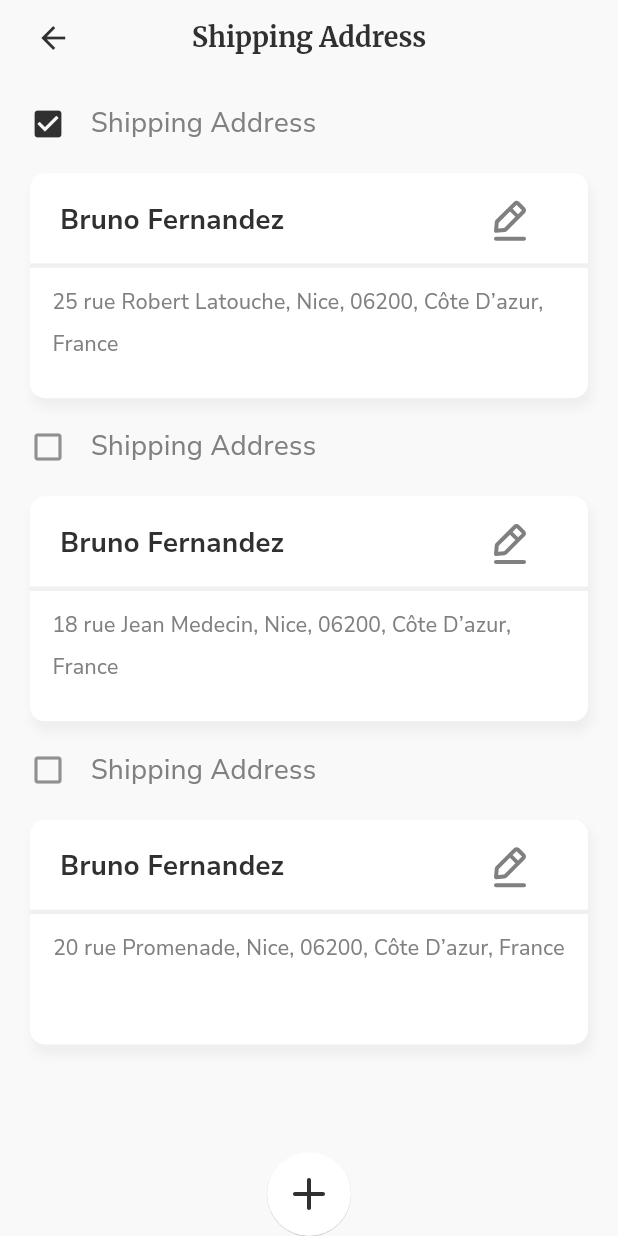
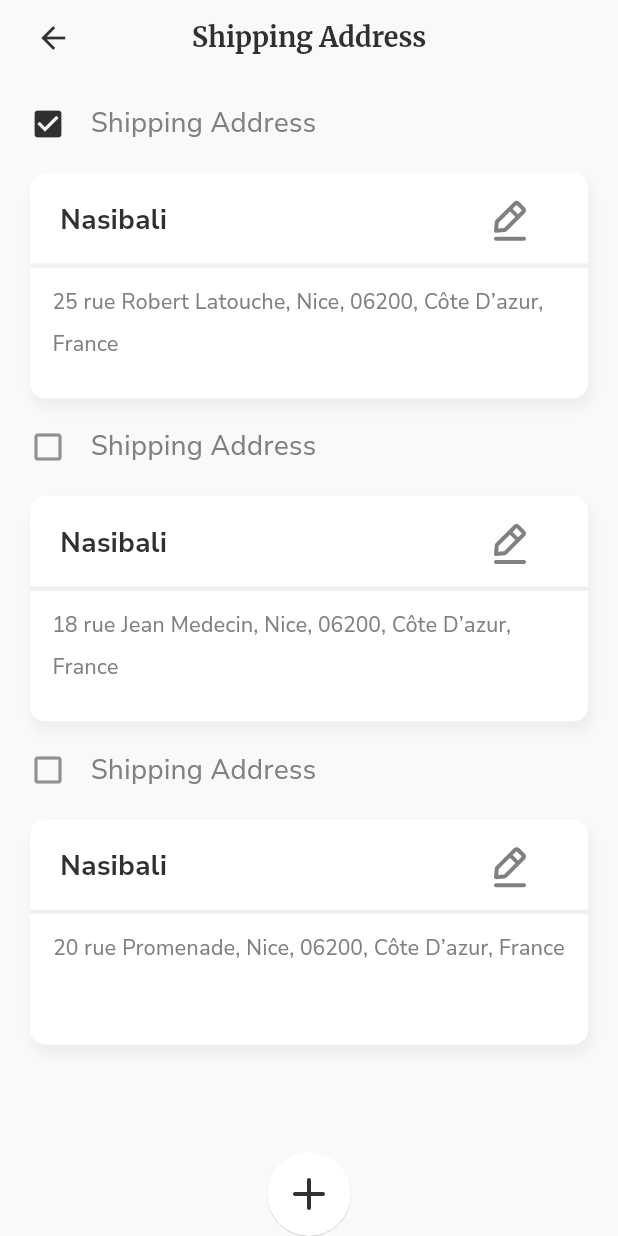
Before and after one commit to Nasibali144/furniture_app, a Flutter app: the ShippingScreen screen opened by its route, on a phone screen of 412 x 824 dp. Run offline on Flutter 3.47's test engine with Material 2 defaults, Android fonts, the phone set to English and light mode, and no system bars; our stand-ins replace flutter_rating_bar, flutter_svg.

Commit message:
Tenth commit

```diff
--- a/lib/models/user_model.dart
+++ b/lib/models/user_model.dart
@@ -1,4 +1,4 @@
-class UserModel implements Comparable {
+class User implements Comparable {
   String userId;
   String name;
   String email;
@@ -9,7 +9,7 @@ class UserModel implements Comparable {
   List<int> cards;
   List<int> favourites;
 
-  UserModel({
+  User({
     required this.userId,
     required this.name,
     required this.email,
@@ -21,7 +21,7 @@ class UserModel implements Comparable {
     required this.favourites,
   });
 
-  factory UserModel.fromJson(Map<String, Object?> json) => UserModel(
+  factory User.fromJson(Map<String, Object?> json) => User(
         userId: json["userId"] as String,
         name: json["name"] as String,
         email: json["email"] as String,
@@ -47,13 +47,13 @@ class UserModel implements Comparable {
 
   @override
   String toString() {
-    return 'UserModel{id: $userId, name: $name, email: $email, password: $password, createdAt: $createdAt, modifyAt: $modifyAt, devices: $devices, cards: $cards, favourites: $favourites}';
+    return 'User{id: $userId, name: $name, email: $email, password: $password, createdAt: $createdAt, modifyAt: $modifyAt, devices: $devices, cards: $cards, favourites: $favourites}';
   }
 
   @override
   bool operator ==(Object other) =>
       identical(this, other) ||
-      other is UserModel &&
+      other is User &&
           runtimeType == other.runtimeType &&
           userId == other.userId &&
           name == other.name &&
--- a/lib/screens/shipping_screen.dart
+++ b/lib/screens/shipping_screen.dart
@@ -1,26 +1,16 @@
 import 'package:flutter/material.dart';
+import 'package:furniture_app/models/user_model.dart';
 import 'package:furniture_app/services/constants/colors.dart';
 import 'package:furniture_app/services/constants/svg_icons.dart';
+import 'package:furniture_app/services/data/database/users.dart';
 import 'package:furniture_app/services/theme/text_styles.dart';
-import '../services/constants/strings.dart';
+import 'package:furniture_app/services/constants/strings.dart';
 
 List<String> address = [
   "25 rue Robert Latouche, Nice, 06200, Côte D’azur, France",
   "18 rue Jean Medecin, Nice, 06200, Côte D’azur, France",
   "20 rue Promenade, Nice, 06200, Côte D’azur, France",
 ];
-
-
-class User{
- final String name;
- final List<String> address;
-
- User({required this.name, required this.address, });
-}
-
-final user = User(name: 'Bruno Fernandez', address: address, );
-
-
 
 
 class ShippingScreen extends StatefulWidget {
@@ -44,7 +34,7 @@ class _ShippingScreenState extends State<ShippingScreen> {
       /// #body
       body: Padding(
         padding: const EdgeInsets.only(left: 20, right: 20),
-        child: CustomListView(user: user,),
+        child: CustomListView(user: usersList.first,),
       ),
 
       /// #FloatingActionButtonLocation
@@ -108,7 +98,7 @@ class CustomListView extends StatelessWidget {
   @override
   Widget build(BuildContext context) {
     return ListView.builder(
-      itemCount: user.address.length,
+      itemCount: address.length,
       shrinkWrap: true,
       itemBuilder: (context, i) {
 
@@ -126,7 +116,7 @@ class CustomListView extends StatelessWidget {
             const SizeHeight(),
 
             /// #full person address
-            CustomAddress(userName: user.name, address: user.address[i]),
+            CustomAddress(userName: user.name, address: address[i]),
           ],
         );
       },
--- a/lib/services/constants/dimens.dart
+++ b/lib/services/constants/dimens.dart
@@ -1,11 +1,7 @@
 import 'package:flutter/material.dart';
 
 class Dimens {
-  BuildContext context;
 
-  Dimens._(this.context);
-  factory Dimens.of(BuildContext context) => Dimens._(context);
+  Dimens._();
 
-  double get height => MediaQuery.of(context).size.height;
-  double get width => MediaQuery.of(context).size.width;
 }
--- a/lib/services/data/database/products.dart
+++ b/lib/services/data/database/products.dart
@@ -1,8 +1,8 @@
 import 'package:furniture_app/models/product_model.dart';
 
 ///
-final product1 = Product(id: "01", name: "Coffee table", desc: "desc", createdAt: DateTime.now().toString(), modifyAt: DateTime.now().toString(), images: {}, colors: [], sku: "sku", category: Ca, price: price, review: review, isFavorite: isFavorite, totalQuantity: totalQuantity);
+// final product1 = Product(id: "01", name: "Coffee table", desc: "desc", createdAt: DateTime.now().toString(), modifyAt: DateTime.now().toString(), images: {}, colors: [], sku: "sku", category: Ca, price: price, review: review, isFavorite: isFavorite, totalQuantity: totalQuantity);
 
 final productsList = [
-  product1,
+  // product1,
 ];
--- /dev/null
+++ b/lib/services/data/database/users.dart
@@ -0,0 +1,17 @@
+import 'package:furniture_app/models/user_model.dart';
+
+final user1 = User(
+  userId: "0",
+  name: "Nasibali",
+  email: "nasibali@gmail.com",
+  password: "Nasibali1",
+  createdAt: "06.05.2023",
+  modifyAt: "06.05.2023",
+  devices: [],
+  cards: <int>[],
+  favourites: <int>[],
+);
+
+final usersList = <User>[
+  user1,
+];
--- a/lib/services/data/fake_product_server.dart
+++ b/lib/services/data/fake_product_server.dart
@@ -3,6 +3,6 @@ import 'package:furniture_app/repositories/product_repository.dart';
 class FakeProductServer implements ProductRepository{
   @override
   Map<String, Object> getProducts(String categoryId, {int page = 0, int limit = 20}) {
-
+    throw Exception();
   }
 }
```
Also changed, not shown: lib/controllers/sign_in_controller.dart (+21 -6 lines), lib/controllers/sign_up_controller.dart (+49 -4 lines), lib/screens/sing_in_screen.dart (+7 -3 lines).
